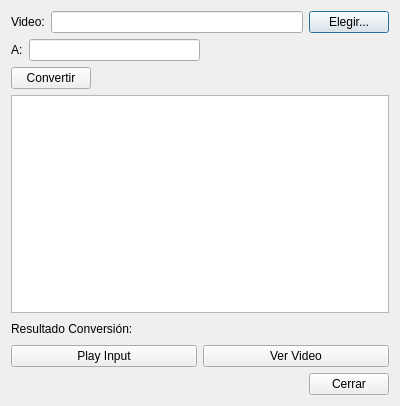
Old version of the form dialog.ui in the repository Korcia/EEPOL.
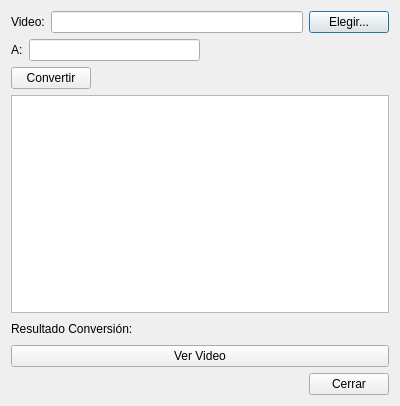
New version of the form.

Commit message: Elimino el boton de play de ficheros de entrada

What changed in the file:
```diff
--- a/dialog.ui
+++ b/dialog.ui
@@ -129,13 +129,6 @@
    </item>
    <item row="5" column="0" colspan="2">
     <layout class="QHBoxLayout" name="horizontalLayout_3">
-     <item>
-      <widget class="QPushButton" name="playInputButton">
-       <property name="text">
-        <string>Play Input</string>
-       </property>
-      </widget>
-     </item>
      <item>
       <widget class="QPushButton" name="playOutputButton">
        <property name="text">
```
The commit also changes 2 other files.
